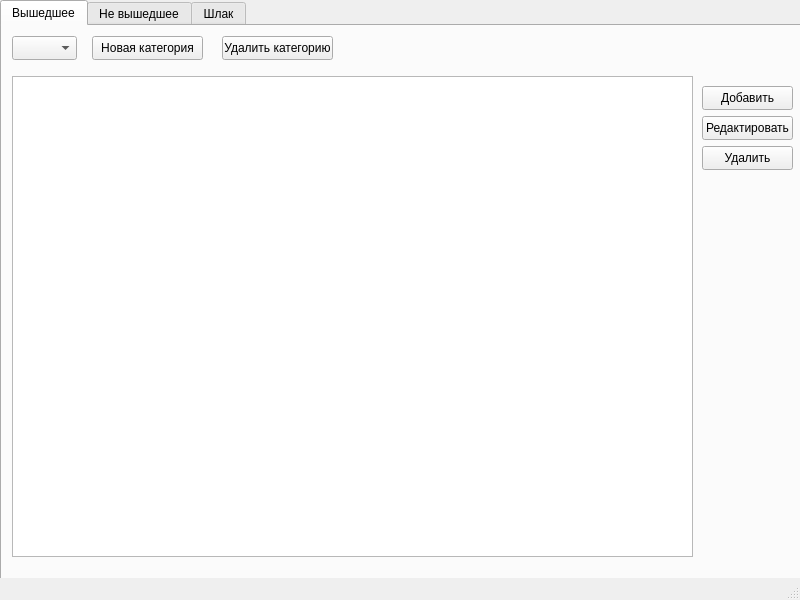
Before: the Qt Designer form mainwindow.ui in sendy-tech/Serial-Notes, drawn with Qt 5.
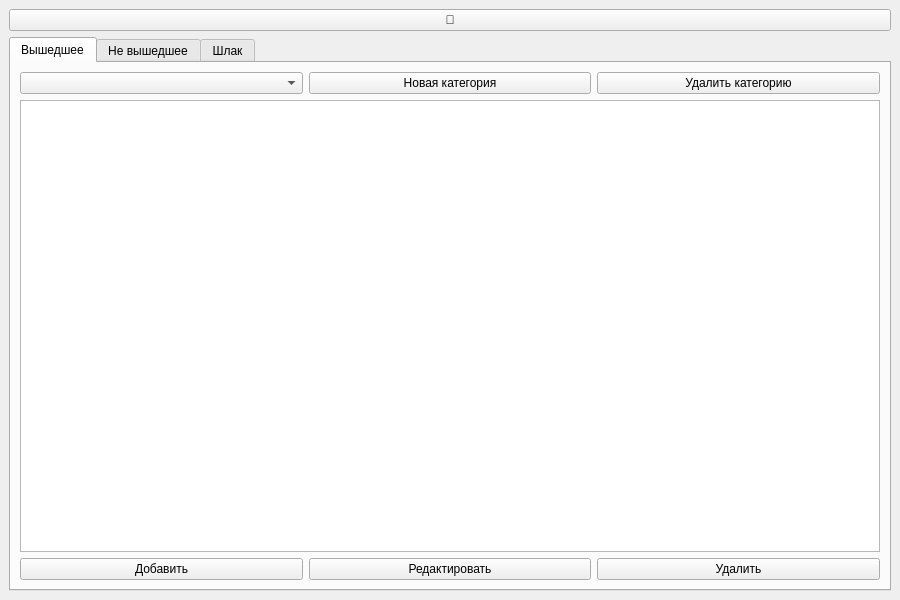
After: the same form once the commit is applied.

Commit message: add layouts and dark theme

Patch:
```diff
--- a/mainwindow.ui
+++ b/mainwindow.ui
@@ -6,23 +6,27 @@
    <rect>
     <x>0</x>
     <y>0</y>
-    <width>800</width>
+    <width>900</width>
     <height>600</height>
    </rect>
   </property>
   <property name="windowTitle">
-   <string>MainWindow</string>
+   <string>Что я хочу посмотреть</string>
   </property>
   <widget class="QWidget" name="centralwidget">
+   <layout class="QVBoxLayout" name="verticalLayout_1">
+    <item>
+     <widget class="QPushButton" name="btnToggleTheme">
+      <property name="text">
+       <string notr="true">🌙</string>
+      </property>
+      <property name="checkable">
+       <bool>true</bool>
+      </property>
+     </widget>
+    </item>
+    <item>
    <widget class="QTabWidget" name="tabWidget">
-    <property name="geometry">
-     <rect>
-      <x>0</x>
-      <y>0</y>
-      <width>801</width>
-      <height>581</height>
-     </rect>
-    </property>
     <property name="currentIndex">
      <number>0</number>
     </property>
@@ -30,213 +34,132 @@
      <attribute name="title">
       <string>Вышедшее</string>
      </attribute>
-     <widget class="QListView" name="listReleased">
-      <property name="geometry">
-       <rect>
-        <x>10</x>
-        <y>50</y>
-        <width>681</width>
-        <height>481</height>
-       </rect>
-      </property>
-     </widget>
-     <widget class="QPushButton" name="btnAddReleased">
-      <property name="geometry">
-       <rect>
-        <x>700</x>
-        <y>60</y>
-        <width>91</width>
-        <height>24</height>
-       </rect>
-      </property>
-      <property name="text">
-       <string>Добавить</string>
-      </property>
-     </widget>
-     <widget class="QPushButton" name="btnEditReleased">
-      <property name="geometry">
-       <rect>
-        <x>700</x>
-        <y>90</y>
-        <width>91</width>
-        <height>24</height>
-       </rect>
-      </property>
-      <property name="text">
-       <string>Редактировать</string>
-      </property>
-     </widget>
-     <widget class="QPushButton" name="btnRemoveReleased">
-      <property name="geometry">
-       <rect>
-        <x>700</x>
-        <y>120</y>
-        <width>91</width>
-        <height>24</height>
-       </rect>
-      </property>
-      <property name="text">
-       <string>Удалить</string>
-      </property>
-     </widget>
-     <widget class="QComboBox" name="comboCategoryReleased">
-      <property name="geometry">
-       <rect>
-        <x>10</x>
-        <y>10</y>
-        <width>65</width>
-        <height>24</height>
-       </rect>
-      </property>
-     </widget>
+       <layout class="QVBoxLayout" name="verticalLayoutReleased">
+        <item>
+         <layout class="QHBoxLayout" name="categoryLayout">
+          <item>
+           <widget class="QComboBox" name="comboCategoryReleased"/>
+          </item>
+          <item>
      <widget class="QPushButton" name="btnAddCategory">
-      <property name="geometry">
-       <rect>
-        <x>90</x>
-        <y>10</y>
-        <width>111</width>
-        <height>24</height>
-       </rect>
-      </property>
       <property name="text">
        <string>Новая категория</string>
       </property>
      </widget>
+          </item>
+          <item>
      <widget class="QPushButton" name="btnRemoveCategory">
-      <property name="geometry">
-       <rect>
-        <x>220</x>
-        <y>10</y>
-        <width>111</width>
-        <height>24</height>
-       </rect>
-      </property>
       <property name="text">
        <string>Удалить категорию</string>
       </property>
      </widget>
+          </item>
+         </layout>
+        </item>
+        <item>
+         <widget class="QListView" name="listReleased"/>
+        </item>
+        <item>
+         <layout class="QHBoxLayout" name="releasedButtons">
+          <item>
+           <widget class="QPushButton" name="btnAddReleased">
+            <property name="text">
+             <string>Добавить</string>
+            </property>
+           </widget>
+          </item>
+          <item>
+           <widget class="QPushButton" name="btnEditReleased">
+            <property name="text">
+             <string>Редактировать</string>
+            </property>
+           </widget>
+          </item>
+          <item>
+           <widget class="QPushButton" name="btnRemoveReleased">
+            <property name="text">
+             <string>Удалить</string>
+            </property>
+           </widget>
+          </item>
+         </layout>
+        </item>
+       </layout>
     </widget>
     <widget class="QWidget" name="tab_2">
      <attribute name="title">
       <string>Не вышедшее</string>
      </attribute>
-     <widget class="QListView" name="listUpcoming">
-      <property name="geometry">
-       <rect>
-        <x>10</x>
-        <y>50</y>
-        <width>681</width>
-        <height>481</height>
-       </rect>
-      </property>
-     </widget>
+       <layout class="QVBoxLayout" name="verticalLayoutUpcoming">
+        <item>
+         <widget class="QListView" name="listUpcoming"/>
+        </item>
+        <item>
+         <layout class="QHBoxLayout" name="upcomingButtons">
+          <item>
      <widget class="QPushButton" name="btnAddUpcoming">
-      <property name="geometry">
-       <rect>
-        <x>700</x>
-        <y>60</y>
-        <width>91</width>
-        <height>24</height>
-       </rect>
-      </property>
       <property name="text">
        <string>Добавить</string>
       </property>
      </widget>
+          </item>
+          <item>
      <widget class="QPushButton" name="btnEditUpcoming">
-      <property name="geometry">
-       <rect>
-        <x>700</x>
-        <y>90</y>
-        <width>91</width>
-        <height>24</height>
-       </rect>
-      </property>
       <property name="text">
        <string>Редактировать</string>
       </property>
      </widget>
+          </item>
+          <item>
      <widget class="QPushButton" name="btnRemoveUpcoming">
-      <property name="geometry">
-       <rect>
-        <x>700</x>
-        <y>120</y>
-        <width>91</width>
-        <height>24</height>
-       </rect>
-      </property>
       <property name="text">
        <string>Удалить</string>
       </property>
      </widget>
+          </item>
+         </layout>
+        </item>
+       </layout>
     </widget>
     <widget class="QWidget" name="tab_3">
      <attribute name="title">
       <string>Шлак</string>
      </attribute>
-     <widget class="QListView" name="listTrash">
-      <property name="geometry">
-       <rect>
-        <x>10</x>
-        <y>50</y>
-        <width>681</width>
-        <height>471</height>
-       </rect>
-      </property>
-     </widget>
+       <layout class="QVBoxLayout" name="verticalLayoutTrash">
+        <item>
+         <widget class="QListView" name="listTrash"/>
+        </item>
+        <item>
+         <layout class="QHBoxLayout" name="trashButtons">
+          <item>
      <widget class="QPushButton" name="btnAddTrash">
-      <property name="geometry">
-       <rect>
-        <x>700</x>
-        <y>60</y>
-        <width>91</width>
-        <height>24</height>
-       </rect>
-      </property>
       <property name="text">
        <string>Добавить</string>
       </property>
      </widget>
+          </item>
+          <item>
      <widget class="QPushButton" name="btnEditTrash">
-      <property name="geometry">
-       <rect>
-        <x>700</x>
-        <y>90</y>
-        <width>91</width>
-        <height>24</height>
-       </rect>
-      </property>
       <property name="text">
        <string>Редактировать</string>
       </property>
      </widget>
+          </item>
+          <item>
      <widget class="QPushButton" name="btnRemoveTrash">
-      <property name="geometry">
-       <rect>
-        <x>700</x>
-        <y>120</y>
-        <width>91</width>
-        <height>24</height>
-       </rect>
-      </property>
       <property name="text">
        <string>Удалить</string>
       </property>
      </widget>
-    </widget>
-   </widget>
+          </item>
+         </layout>
+        </item>
+       </layout>
+      </widget>
+     </widget>
+    </item>
+   </layout>
   </widget>
-  <widget class="QMenuBar" name="menubar">
-   <property name="geometry">
-    <rect>
-     <x>0</x>
-     <y>0</y>
-     <width>800</width>
-     <height>21</height>
-    </rect>
-   </property>
-  </widget>
-  <widget class="QStatusBar" name="statusbar"/>
  </widget>
  <resources/>
  <connections/>
```
Lines whose indentation alone changed are shown as unchanged. The commit also changes 3 other files.
